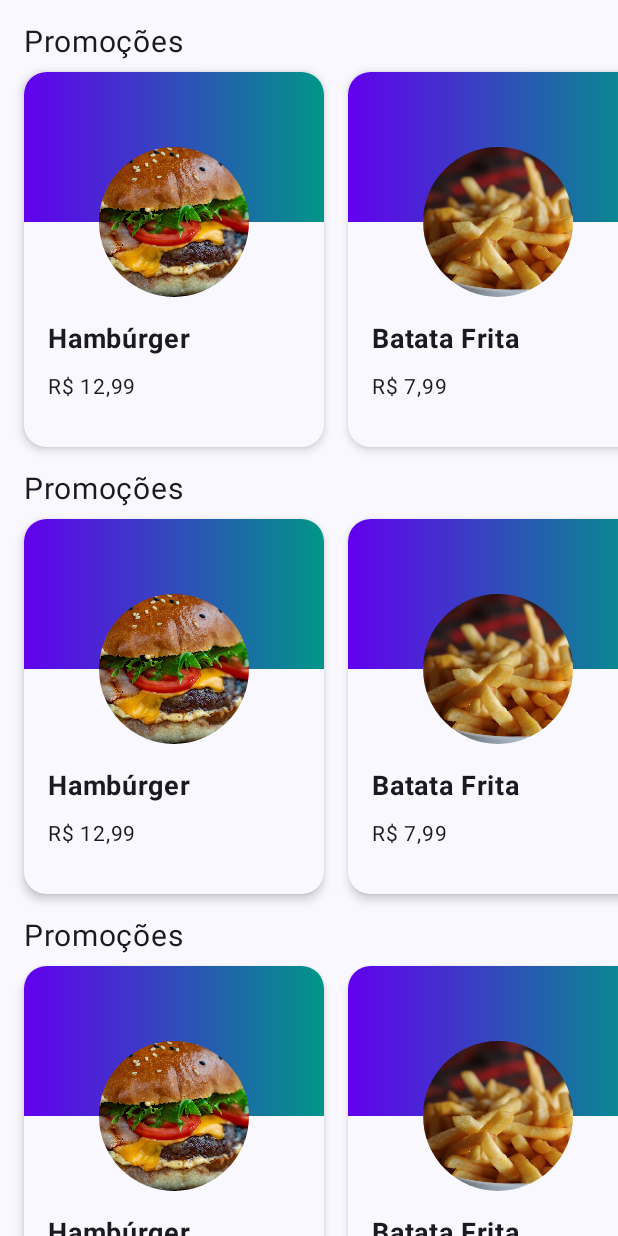
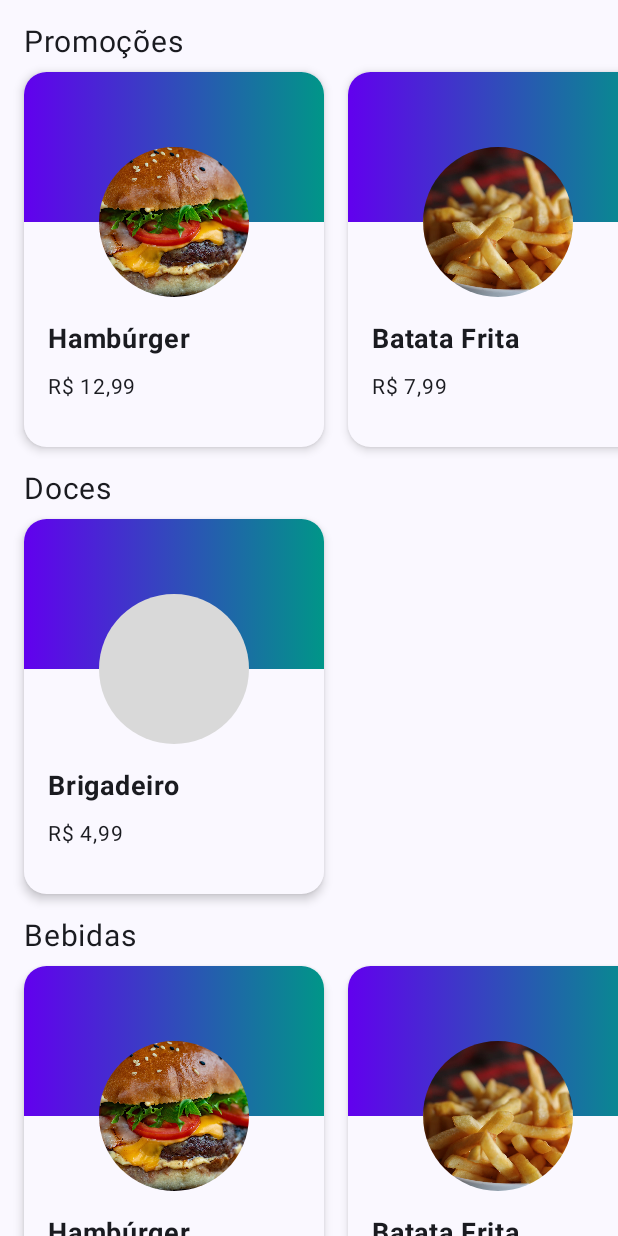
Before and after one commit to eduardobelico/Aluvery, an Android app built with Jetpack Compose: the screen it shows after launch (MainActivity), on a phone screen of 412 x 824 dp. Run offline under Robolectric (Android 15) with nearby library versions, the phone set to English and light mode, and no system bars.

Commit message:
Refatorando o codigo. Criando files para cada composable e limpando a main activity. Criada uma Home Screen com os principais elementos que serao dispostos. Criado file para guardar os arquivos de sample.

```diff
--- a/app/src/main/java/com/example/aluvery/MainActivity.kt
+++ b/app/src/main/java/com/example/aluvery/MainActivity.kt
@@ -3,48 +3,10 @@ package com.example.aluvery
 import android.os.Bundle
 import androidx.activity.ComponentActivity
 import androidx.activity.compose.setContent
-import androidx.compose.foundation.Image
-import androidx.compose.foundation.ScrollState
-import androidx.compose.foundation.background
-import androidx.compose.foundation.horizontalScroll
-import androidx.compose.foundation.layout.Arrangement
-import androidx.compose.foundation.layout.Box
-import androidx.compose.foundation.layout.Column
-import androidx.compose.foundation.layout.Row
-import androidx.compose.foundation.layout.Spacer
-import androidx.compose.foundation.layout.fillMaxSize
-import androidx.compose.foundation.layout.fillMaxWidth
-import androidx.compose.foundation.layout.height
-import androidx.compose.foundation.layout.heightIn
-import androidx.compose.foundation.layout.offset
-import androidx.compose.foundation.layout.padding
-import androidx.compose.foundation.layout.size
-import androidx.compose.foundation.layout.width
-import androidx.compose.foundation.rememberScrollState
-import androidx.compose.foundation.shape.CircleShape
-import androidx.compose.foundation.shape.RoundedCornerShape
-import androidx.compose.foundation.verticalScroll
 import androidx.compose.material3.Surface
-import androidx.compose.material3.Text
 import androidx.compose.runtime.Composable
-import androidx.compose.ui.Alignment.Companion.BottomCenter
-import androidx.compose.ui.Modifier
-import androidx.compose.ui.draw.clip
-import androidx.compose.ui.graphics.Brush
-import androidx.compose.ui.layout.ContentScale
-import androidx.compose.ui.res.painterResource
-import androidx.compose.ui.text.font.FontWeight
-import androidx.compose.ui.text.style.TextOverflow
-import androidx.compose.ui.tooling.preview.Preview
-import androidx.compose.ui.tooling.preview.datasource.LoremIpsum
-import androidx.compose.ui.unit.dp
-import androidx.compose.ui.unit.sp
-import com.example.aluvery.extensions.toBrazilianCurrency
-import com.example.aluvery.model.Product
+import com.example.aluvery.ui.screens.HomeScreen
 import com.example.aluvery.ui.theme.AluveryTheme
-import com.example.aluvery.ui.theme.Purple500
-import com.example.aluvery.ui.theme.Teal200
-import java.math.BigDecimal
 
 class MainActivity : ComponentActivity() {
     override fun onCreate(savedInstanceState: Bundle?) {
@@ -59,144 +21,7 @@ class MainActivity : ComponentActivity() {
 fun App() {
     AluveryTheme {
         Surface {
-            Column(
-                Modifier
-                    .fillMaxSize()
-                    .verticalScroll(rememberScrollState()),
-                verticalArrangement = Arrangement.spacedBy(16.dp)
-            ) {
-                Spacer(Modifier)
-                ProductSection()
-                ProductSection()
-                ProductSection()
-                Spacer(Modifier)
-            }
+            HomeScreen()
         }
     }
 }
-
-@Composable
-fun ProductItem(product: Product) {
-    Surface(
-        shape = RoundedCornerShape(15.dp),
-        shadowElevation = 4.dp
-    ) {
-        Column(
-            Modifier
-                .heightIn(250.dp, 300.dp)
-                .width(200.dp)
-        ) {
-            val imageSize = 100.dp
-            Box(
-                modifier = Modifier
-                    .height(imageSize)
-                    .fillMaxWidth()
-                    .background(
-                        brush = Brush.horizontalGradient(
-                            colors = listOf(
-                                Purple500, Teal200
-                            )
-                        )
-                    )
-            ) {
-                Image(
-                    painter = painterResource(product.image),
-                    contentDescription = "Imagem do produto",
-                    Modifier
-                        .size(imageSize)
-                        .offset(y = imageSize / 2)
-                        .clip(shape = CircleShape)
-                        .align(BottomCenter),
-                    contentScale = ContentScale.Crop
-                )
-            }
-            Spacer(modifier = Modifier.height(imageSize / 2))
-            Column(
-                Modifier.padding(16.dp)
-            ) {
-                Text(
-                    text = product.name,
-                    fontSize = 18.sp,
-                    fontWeight = FontWeight(700),
-                    maxLines = 2,
-                    overflow = TextOverflow.Ellipsis
-                )
-                Text(
-                    text = product.price.toBrazilianCurrency(),
-                    Modifier.padding(top = 8.dp),
-                    fontSize = 14.sp,
-                    fontWeight = FontWeight(400)
-                )
-            }
-        }
-    }
-}
-
-@Composable
-fun ProductSection() {
-    Column {
-        Text(
-            text = "Promoções",
-            Modifier.padding(start = 16.dp, end = 16.dp),
-            fontSize = 20.sp,
-            fontWeight = FontWeight(400)
-        )
-        Row(
-            Modifier
-                .padding(
-                    top = 8.dp
-                )
-                .fillMaxWidth()
-                .horizontalScroll(rememberScrollState()),
-            horizontalArrangement = Arrangement.spacedBy(16.dp)
-        ) {
-            Spacer(modifier = Modifier)
-            ProductItem(
-                Product(
-                    name = "Hambúrger",
-                    price = BigDecimal("12.99"),
-                    image = R.drawable.burger
-                )
-            )
-            ProductItem(
-                Product(
-                    name = "Batata Frita",
-                    price = BigDecimal("7.99"),
-                    image = R.drawable.fries
-                )
-            )
-            ProductItem(
-                Product(
-                    name = "Pizza",
-                    price = BigDecimal("19.99"),
-                    image = R.drawable.pizza
-                )
-            )
-            Spacer(modifier = Modifier)
-        }
-    }
-}
-
-@Preview(showSystemUi = true)
-@Composable
-fun AppPreview() {
-    App()
-}
-
-@Preview(showBackground = true)
-@Composable
-private fun ProductItemPreview() {
-    ProductItem(
-        Product(
-            name = LoremIpsum(50).values.first(),
-            price = BigDecimal("14.99"),
-            image = R.drawable.ic_launcher_background
-        )
-    )
-}
-
-@Preview(showBackground = true)
-@Composable
-private fun ProductSectionPreview() {
-    ProductSection()
-}
--- /dev/null
+++ b/app/src/main/java/com/example/aluvery/sampledata/SampleData.kt
@@ -0,0 +1,23 @@
+package com.example.aluvery.sampledata
+
+import com.example.aluvery.R
+import com.example.aluvery.model.Product
+import java.math.BigDecimal
+
+val sampleProducts = listOf(
+    Product(
+        name = "Hambúrger",
+        price = BigDecimal("12.99"),
+        image = R.drawable.burger
+    ),
+    Product(
+        name = "Batata Frita",
+        price = BigDecimal("7.99"),
+        image = R.drawable.fries
+    ),
+    Product(
+        name = "Pizza",
+        price = BigDecimal("19.99"),
+        image = R.drawable.pizza
+    )
+)
--- /dev/null
+++ b/app/src/main/java/com/example/aluvery/ui/components/ProductItem.kt
@@ -0,0 +1,106 @@
+package com.example.aluvery.ui.components
+
+import androidx.compose.foundation.Image
+import androidx.compose.foundation.background
+import androidx.compose.foundation.layout.Box
+import androidx.compose.foundation.layout.Column
+import androidx.compose.foundation.layout.Spacer
+import androidx.compose.foundation.layout.fillMaxWidth
+import androidx.compose.foundation.layout.height
+import androidx.compose.foundation.layout.heightIn
+import androidx.compose.foundation.layout.offset
+import androidx.compose.foundation.layout.padding
+import androidx.compose.foundation.layout.size
+import androidx.compose.foundation.layout.width
+import androidx.compose.foundation.shape.CircleShape
+import androidx.compose.foundation.shape.RoundedCornerShape
+import androidx.compose.material3.Surface
+import androidx.compose.material3.Text
+import androidx.compose.runtime.Composable
+import androidx.compose.ui.Alignment
+import androidx.compose.ui.Modifier
+import androidx.compose.ui.draw.clip
+import androidx.compose.ui.graphics.Brush
+import androidx.compose.ui.layout.ContentScale
+import androidx.compose.ui.res.painterResource
+import androidx.compose.ui.text.font.FontWeight
+import androidx.compose.ui.text.style.TextOverflow
+import androidx.compose.ui.tooling.preview.Preview
+import androidx.compose.ui.tooling.preview.datasource.LoremIpsum
+import androidx.compose.ui.unit.dp
+import androidx.compose.ui.unit.sp
+import com.example.aluvery.R
+import com.example.aluvery.extensions.toBrazilianCurrency
+import com.example.aluvery.model.Product
+import com.example.aluvery.ui.theme.Purple500
+import com.example.aluvery.ui.theme.Teal200
+import java.math.BigDecimal
+
+@Composable
+fun ProductItem(product: Product) {
+    Surface(
+        shape = RoundedCornerShape(15.dp),
+        shadowElevation = 4.dp
+    ) {
+        Column(
+            Modifier
+                .heightIn(250.dp, 300.dp)
+                .width(200.dp)
+        ) {
+            val imageSize = 100.dp
+            Box(
+                modifier = Modifier
+                    .height(imageSize)
+                    .fillMaxWidth()
+                    .background(
+                        brush = Brush.horizontalGradient(
+                            colors = listOf(
+                                Purple500, Teal200
+                            )
+                        )
+                    )
+            ) {
+                Image(
+                    painter = painterResource(product.image),
+                    contentDescription = "Imagem do produto",
+                    Modifier
+                        .size(imageSize)
+                        .offset(y = imageSize / 2)
+                        .clip(shape = CircleShape)
+                        .align(Alignment.BottomCenter),
+                    contentScale = ContentScale.Crop
+                )
+            }
+            Spacer(modifier = Modifier.height(imageSize / 2))
+            Column(
+                Modifier.padding(16.dp)
+            ) {
+                Text(
+                    text = product.name,
+                    fontSize = 18.sp,
+                    fontWeight = FontWeight(700),
+                    maxLines = 2,
+                    overflow = TextOverflow.Ellipsis
+                )
+                Text(
+                    text = product.price.toBrazilianCurrency(),
+                    Modifier.padding(top = 8.dp),
+                    fontSize = 14.sp,
+                    fontWeight = FontWeight(400)
+                )
+            }
+        }
+    }
+}
+
+@Preview(showBackground = true)
+@Composable
+private fun ProductItemPreview() {
+    ProductItem(
+        Product(
+            name = LoremIpsum(50).values.first(),
+            price = BigDecimal("14.99"),
+            image = R.drawable.placeholder
+        )
+    )
+}
--- /dev/null
+++ b/app/src/main/java/com/example/aluvery/ui/components/ProductSection.kt
@@ -0,0 +1,55 @@
+package com.example.aluvery.ui.components
+
+import androidx.compose.foundation.horizontalScroll
+import androidx.compose.foundation.layout.Arrangement
+import androidx.compose.foundation.layout.Column
+import androidx.compose.foundation.layout.Row
+import androidx.compose.foundation.layout.Spacer
+import androidx.compose.foundation.layout.fillMaxWidth
+import androidx.compose.foundation.layout.padding
+import androidx.compose.foundation.rememberScrollState
+import androidx.compose.material3.Text
+import androidx.compose.runtime.Composable
+import androidx.compose.ui.Modifier
+import androidx.compose.ui.text.font.FontWeight
+import androidx.compose.ui.tooling.preview.Preview
+import androidx.compose.ui.unit.dp
+import androidx.compose.ui.unit.sp
+import com.example.aluvery.model.Product
+import com.example.aluvery.sampledata.sampleProducts
+
+@Composable
+fun ProductSection(
+    title: String,
+    products: List<Product>
+) {
+    Column {
+        Text(
+            text = title,
+            Modifier.padding(start = 16.dp, end = 16.dp),
+            fontSize = 20.sp,
+            fontWeight = FontWeight(400)
+        )
+        Row(
+            Modifier
+                .padding(
+                    top = 8.dp
+                )
+                .fillMaxWidth()
+                .horizontalScroll(rememberScrollState()),
+            horizontalArrangement = Arrangement.spacedBy(16.dp)
+        ) {
+            Spacer(modifier = Modifier)
+            for (p in products) {
+                ProductItem(product = p)
+            }
+            Spacer(modifier = Modifier)
+        }
+    }
+}
+
+@Preview(showBackground = true)
+@Composable
+private fun ProductSectionPreview() {
+    ProductSection("Promoções", products = sampleProducts)
+}
--- /dev/null
+++ b/app/src/main/java/com/example/aluvery/ui/screens/HomeScreen.kt
@@ -0,0 +1,47 @@
+package com.example.aluvery.ui.screens
+
+import androidx.compose.foundation.layout.Arrangement
+import androidx.compose.foundation.layout.Column
+import androidx.compose.foundation.layout.Spacer
+import androidx.compose.foundation.layout.fillMaxSize
+import androidx.compose.foundation.rememberScrollState
+import androidx.compose.foundation.verticalScroll
+import androidx.compose.runtime.Composable
+import androidx.compose.ui.Modifier
+import androidx.compose.ui.tooling.preview.Preview
+import androidx.compose.ui.unit.dp
+import com.example.aluvery.R
+import com.example.aluvery.model.Product
+import com.example.aluvery.sampledata.sampleProducts
+import com.example.aluvery.ui.components.ProductSection
+import java.math.BigDecimal
+
+@Composable
+fun HomeScreen() {
+    Column(
+        Modifier
+            .fillMaxSize()
+            .verticalScroll(rememberScrollState()),
+        verticalArrangement = Arrangement.spacedBy(16.dp)
+    ) {
+        Spacer(Modifier)
+        ProductSection("Promoções", sampleProducts)
+        ProductSection(
+            "Doces", listOf(
+                Product(
+                    name = "Brigadeiro",
+                    price = BigDecimal("4.99"),
+                    image = R.drawable.placeholder
+                )
+            )
+        )
+        ProductSection("Bebidas", sampleProducts)
+        Spacer(Modifier)
+    }
+}
+
+@Preview(showSystemUi = true)
+@Composable
+fun HomeScreenPreview() {
+    HomeScreen()
+}
```
